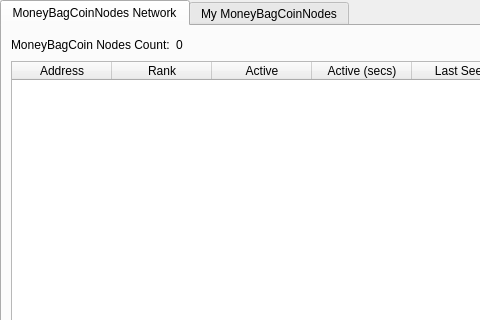
Qt form src/qt/forms/masternodemanager.ui (MoneyBagCoin/MoneyBagCoin) before a commit; both pictures show x 0 to 480 and y 0 to 320 of the 723 by 457 pixel window.
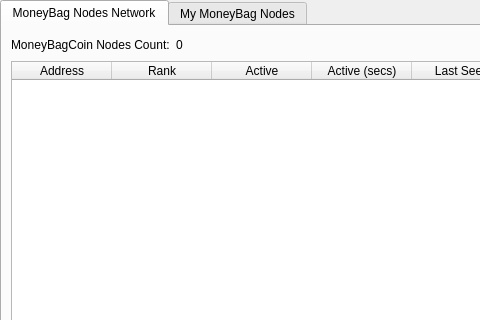
The same form after that commit.

Commit message:
Renamed MoneyBagCoinNodes
Renamed MoneyBagCoinNodes --> MoneyBag Nodes the old name was too long

Diff of the .ui file:
```diff
--- a/src/qt/forms/masternodemanager.ui
+++ b/src/qt/forms/masternodemanager.ui
@@ -38,7 +38,7 @@
        </property>
        <widget class="QWidget" name="tab">
         <attribute name="title">
-         <string>MoneyBagCoinNodes Network</string>
+         <string>MoneyBag Nodes Network</string>
         </attribute>
         <layout class="QGridLayout" name="gridLayout">
          <item row="1" column="0">
@@ -125,7 +125,7 @@
        </widget>
        <widget class="QWidget" name="tab_2">
         <attribute name="title">
-         <string>My MoneyBagCoinNodes</string>
+         <string>My MoneyBag Nodes</string>
         </attribute>
         <layout class="QGridLayout" name="gridLayout_2">
          <item row="0" column="0">
```
The commit also changes 1 other file.
